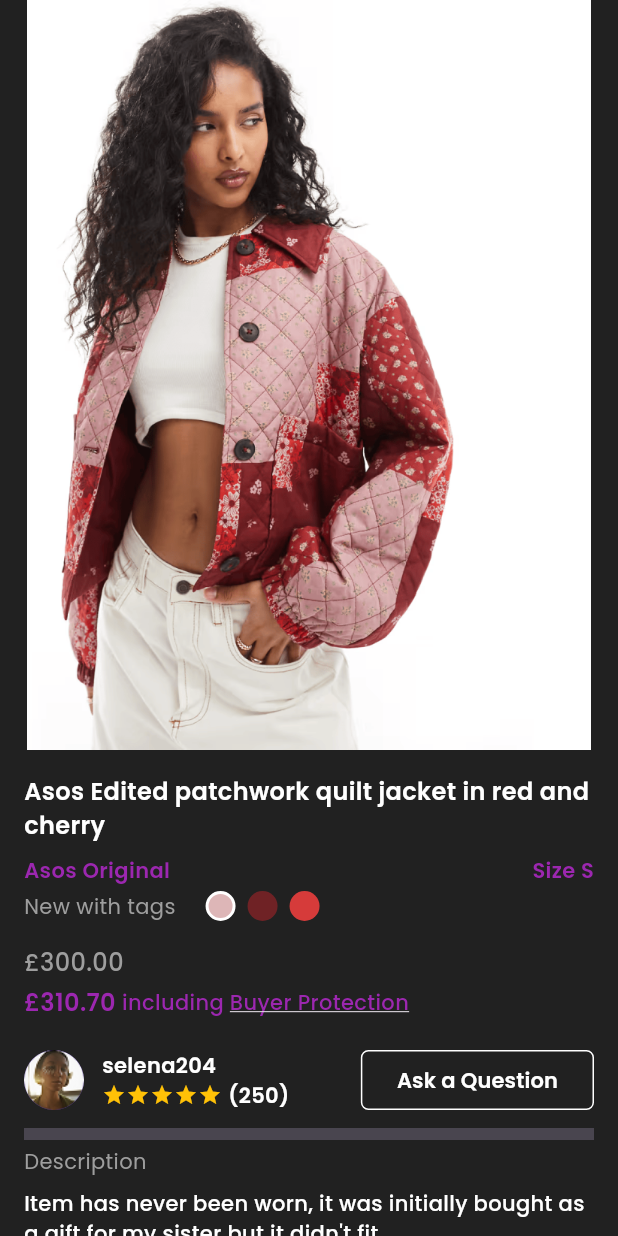
After one commit to t0yosi/test_session, a Flutter app: the ProductPage screen opened directly, on a phone screen of 412 x 824 dp. The commit adds this screen. Run offline on Flutter 3.47's test engine with Material 3 defaults, Android fonts, the phone set to English and light mode, and no system bars; drawn by our look-alikes of flutter_rating_bar; our stand-ins replace flutter_svg, google_fonts.

Commit message:
product page

```diff
--- /dev/null
+++ b/lib/screens/product_page_screen.dart
@@ -0,0 +1,341 @@
+import 'package:flutter/material.dart';
+import 'package:provider/provider.dart';
+import 'package:flutter_rating_bar/flutter_rating_bar.dart';
+import '../utils/text_styles.dart';
+import '../providers/theme_provider.dart';
+
+class ProductPage extends StatefulWidget {
+  const ProductPage({super.key});
+
+  @override
+  State<ProductPage> createState() => _ProductPageState();
+}
+
+class _ProductPageState extends State<ProductPage> {
+  final List<Color> _colors = [
+    Color(0xFFDDB6B7),
+    Color(0xFF6F2225),
+    Color(0xFFD63B3A),
+  ];
+  int _selectedIndex = 0;
+
+  @override
+  Widget build(BuildContext context) {
+    final themeProvider = Provider.of<ThemeProvider>(context);
+    final isDarkMode = themeProvider.isDarkMode;
+    return Scaffold(
+      body: SingleChildScrollView(
+        child: Column(
+          crossAxisAlignment: CrossAxisAlignment.start,
+          children: [
+            // Product Images Carousel
+            SizedBox(
+              height: 500,
+              child: PageView(
+                children: [
+                  Image.asset(
+                    'assets/jacket.png',
+                    fit: BoxFit.fitHeight,
+                  ),
+                  Image.asset(
+                    'assets/product.png',
+                    fit: BoxFit.fitHeight,
+                  ),
+                ],
+              ),
+            ),
+
+            // Product Info Section
+            Padding(
+              padding: const EdgeInsets.all(16.0),
+              child: Column(
+                crossAxisAlignment: CrossAxisAlignment.start,
+                children: [
+                  Text('Asos Edited patchwork quilt jacket in red and cherry',
+                      style: AppTextStyles.bodyLarge(context, useAvenir: true)
+                          .copyWith(
+                        color: isDarkMode ? Colors.white : Colors.black,
+                      )),
+                  const SizedBox(height: 8),
+                  Row(
+                    mainAxisAlignment: MainAxisAlignment.spaceBetween,
+                    children: [
+                      Text('Asos Original',
+                          style:
+                              AppTextStyles.bodyMedium(context, useAvenir: true)
+                                  .copyWith(color: Colors.purple)),
+                      Text('Size S',
+                          style:
+                              AppTextStyles.bodyMedium(context, useAvenir: true)
+                                  .copyWith(color: Colors.purple)),
+                    ],
+                  ),
+                  const SizedBox(height: 4),
+                  Row(
+                    children: [
+                      Text(
+                        'New with tags',
+                        style: AppTextStyles.labelBase(context, useAvenir: true)
+                            .copyWith(
+                          color: Colors.grey,
+                        ),
+                      ),
+                      const SizedBox(width: 16),
+                      Row(
+                        children: List.generate(
+                          _colors.length,
+                          (index) => GestureDetector(
+                            onTap: () {
+                              setState(() {
+                                _selectedIndex = index;
+                              });
+                            },
+                            child: Container(
+                              margin:
+                                  const EdgeInsets.symmetric(horizontal: 4.0),
+                              width: 20,
+                              height: 20,
+                              decoration: BoxDecoration(
+                                shape: BoxShape.circle,
+                                color: _colors[index],
+                                border: Border.all(
+                                  color: _selectedIndex == index
+                                      ? (isDarkMode
+                                          ? Colors.white
+                                          : Colors.black)
+                                      : Colors.transparent,
+                                  width: 2,
+                                ),
+                              ),
+                            ),
+                          ),
+                        ),
+                      ),
+                    ],
+                  ),
+                  const SizedBox(height: 16),
+                  Text('£300.00',
+                      style: AppTextStyles.bodyBase(context, useAvenir: true)
+                          .copyWith(
+                        color: Colors.grey,
+                      )),
+                  const SizedBox(height: 4),
+                  Row(children: [
+                    Text('£310.70 ',
+                        style: AppTextStyles.bodyLarge(context, useAvenir: true)
+                            .copyWith(color: Colors.purple)),
+                    Text('including ',
+                        style:
+                            AppTextStyles.labelLarge(context, useAvenir: true)
+                                .copyWith(color: Colors.purple)),
+                    Text(
+                      'Buyer Protection',
+                      style: AppTextStyles.labelLarge(context, useAvenir: true)
+                          .copyWith(
+                        color: Colors.purple,
+                        decoration: TextDecoration.underline,
+                      ),
+                    ),
+                  ]),
+
+                  const SizedBox(height: 16),
+
+                  // Seller Info
+                  Row(
+                    mainAxisAlignment: MainAxisAlignment.spaceBetween,
+                    children: [
+                      Row(
+                        children: [
+                          const CircleAvatar(
+                            radius: 20,
+                            backgroundImage: AssetImage('assets/serena_04.png'),
+                          ),
+                          const SizedBox(width: 12),
+                          Column(
+                            crossAxisAlignment: CrossAxisAlignment.start,
+                            children: [
+                              Text(
+                                'selena204',
+                                style: AppTextStyles.bodyMedium(context,
+                                        useAvenir: true)
+                                    .copyWith(
+                                        color: isDarkMode
+                                            ? Colors.white
+                                            : Colors.black),
+                              ),
+                              Row(
+                                children: [
+                                  RatingBarIndicator(
+                                    rating: 5,
+                                    itemBuilder: (context, _) => const Icon(
+                                      Icons.star,
+                                      color: Colors.amber,
+                                    ),
+                                    itemCount: 5,
+                                    itemSize: 16,
+                                  ),
+                                  const SizedBox(width: 4),
+                                  Text('(250)',
+                                      style: AppTextStyles.bodyMedium(context,
+                                              useAvenir: true)
+                                          .copyWith(
+                                              color: isDarkMode
+                                                  ? Colors.white
+                                                  : Colors.black)),
+                                ],
+                              ),
+                            ],
+                          ),
+                        ],
+                      ),
+                      OutlinedButton(
+                        onPressed: () {},
+                        style: OutlinedButton.styleFrom(
+                          side: BorderSide(
+                              color: isDarkMode ? Colors.white : Colors.black),
+                          shape: RoundedRectangleBorder(
+                            borderRadius: BorderRadius.circular(5),
+                          ),
+                        ),
+                        child: Text(
+                          'Ask a Question',
+                          style:
+                              AppTextStyles.bodyMedium(context, useAvenir: true)
+                                  .copyWith(
+                                      color: isDarkMode
+                                          ? Colors.white
+                                          : Colors.black),
+                        ),
+                      ),
+                    ],
+                  ),
+                  const SizedBox(height: 4),
+                  const Divider(thickness: 8.0),
+
+                  // Description
+                  Text('Description',
+                      style: AppTextStyles.labelBase(context, useAvenir: true)
+                          .copyWith(color: Colors.grey)),
+                  const SizedBox(height: 8),
+                  Text(
+                      'Item has never been worn, it was initially bought as a gift for my sister but it didn\'t fit.',
+                      style: AppTextStyles.labelLarge(context, useAvenir: true)
+                          .copyWith(
+                              color: isDarkMode ? Colors.white : Colors.black)),
+                  const SizedBox(height: 16),
+
+                  Table(
+                    columnWidths: const {
+                      0: FlexColumnWidth(1),
+                      1: FlexColumnWidth(2),
+                    },
+                    children: [
+                      buildDetailRow(
+                          context, 'Category', 'Jackets', isDarkMode),
+                      buildDetailRow(context, 'Brand', 'Asos', isDarkMode),
+                      buildDetailRow(context, 'Size', 'S', isDarkMode),
+                      buildDetailRow(
+                          context, 'Condition', 'New with tags', isDarkMode),
+                      buildDetailRow(context, 'Views', '240', isDarkMode),
+                      buildDetailRow(
+                          context, 'Uploaded', '1 week ago', isDarkMode),
+                    ],
+                  ),
+                  const SizedBox(height: 4),
+                  const Divider(thickness: 8.0),
+
+                  // Postage Info
+                  Row(
+                      mainAxisAlignment: MainAxisAlignment.spaceBetween,
+                      children: [
+                        Text(
+                          'Postage',
+                          style:
+                              AppTextStyles.labelBase(context, useAvenir: true)
+                                  .copyWith(
+                            color: Colors.grey,
+                          ),
+                        ),
+                        Text(
+                          'From £1.99',
+                          style:
+                              AppTextStyles.labelLarge(context, useAvenir: true)
+                                  .copyWith(
+                            color: Colors.purple,
+                          ),
+                        ),
+                      ]),
+                  const SizedBox(height: 4),
+
+                  const Divider(thickness: 8.0),
+
+                  Row(
+                    children: [
+                      // More from seller
+                      Text(
+                        'More from seller',
+                        style:
+                            AppTextStyles.labelLarge(context, useAvenir: true)
+                                .copyWith(
+                          color: isDarkMode ? Colors.white : Colors.black,
+                        ),
+                      ),
+                      const SizedBox(width: 36),
+
+                      // Similar items
+                      Text(
+                        'Similar items',
+                        style:
+                            AppTextStyles.labelLarge(context, useAvenir: true)
+                                .copyWith(
+                          color: Colors.grey,
+                        ),
+                      ),
+                    ],
+                  ),
+
+                  const SizedBox(height: 8),
+                ],
+              ),
+            ),
+          ],
+        ),
+      ),
+    );
+  }
+
+  // Reusable TableRow builder
+  TableRow buildDetailRow(
+      BuildContext context, String label, String value, bool isDarkMode) {
+    final textStyle =
+        AppTextStyles.labelLarge(context, useAvenir: true).copyWith(
+      color: isDarkMode ? Colors.white : Colors.black,
+    );
+
+    return TableRow(
+      decoration: const BoxDecoration(
+        border: Border(
+          top: BorderSide(
+            color: Colors.grey,
+            width: 1,
+          ),
+        ),
+      ),
+      children: [
+        Row(
+          mainAxisAlignment: MainAxisAlignment.spaceBetween,
+          children: [
+            Padding(
+              padding: const EdgeInsets.symmetric(vertical: 8.0),
+              child: Text(label, style: textStyle),
+            ),
+            Padding(
+              padding: const EdgeInsets.symmetric(vertical: 8.0),
+              child: Text(value, style: textStyle),
+            ),
+          ],
+        ),
+      ],
+    );
+  }
+}
--- a/lib/screens/shop_page_screen.dart
+++ b/lib/screens/shop_page_screen.dart
@@ -1,6 +1,7 @@
 import 'package:flutter/material.dart';
 import 'package:flutter_svg/flutter_svg.dart';
 import 'package:provider/provider.dart';
+import 'package:test_session/screens/product_page_screen.dart';
 import 'package:test_session/widgets/collapsible_categories.dart';
 import '../providers/theme_provider.dart';
 import '../utils/responsive.dart';
@@ -582,7 +583,14 @@ Widget _buildProductItem(
   final isDarkMode = themeProvider.isDarkMode;
   final textColor = isDarkMode ? Colors.white : Colors.black;
 
-  return Container(
+  return GestureDetector(
+      onTap: () {
+        Navigator.push(
+          context,
+          MaterialPageRoute(builder: (context) => ProductPage()),
+        );
+      },
+      child: Container(
         constraints: BoxConstraints(
           maxHeight: Responsive.isMobile(context) ? 400 : 600,
           minHeight: Responsive.isMobile(context) ? 350 : 400,
@@ -630,8 +638,8 @@ Widget _buildProductItem(
                     bottom: 8,
                     right: 8,
                     child: Container(
-                  padding:
-                      const EdgeInsets.symmetric(horizontal: 4, vertical: 2),
+                      padding: const EdgeInsets.symmetric(
+                          horizontal: 4, vertical: 2),
                       decoration: BoxDecoration(
                         color: const Color(0xFF1E1E1E),
                         borderRadius: BorderRadius.circular(3),
@@ -693,7 +701,8 @@ Widget _buildProductItem(
                             crossAxisAlignment: CrossAxisAlignment.start,
                             children: [
                               Row(
-                            mainAxisAlignment: MainAxisAlignment.spaceBetween,
+                                mainAxisAlignment:
+                                    MainAxisAlignment.spaceBetween,
                                 children: [
                                   Row(
                                     children: [
@@ -702,7 +711,8 @@ Widget _buildProductItem(
                                         style: AppTextStyles.labelLarge(context)
                                             .copyWith(
                                           color: Colors.grey,
-                                      decoration: TextDecoration.lineThrough,
+                                          decoration:
+                                              TextDecoration.lineThrough,
                                         ),
                                       ),
                                       const SizedBox(width: 4),
@@ -750,5 +760,5 @@ Widget _buildProductItem(
             ),
           ],
         ),
-  );
+      ));
 }
--- a/lib/utils/text_styles.dart
+++ b/lib/utils/text_styles.dart
@@ -21,79 +21,205 @@ class AppTextStyles {
     );
   }
 
+  /// Base Avenir Next LT Pro text style generator
+  static TextStyle avenir({
+    double? fontSize,
+    FontWeight fontWeight = FontWeight.normal,
+    Color? color,
+    double? height,
+    double? letterSpacing,
+    TextDecoration? decoration,
+  }) {
+    return GoogleFonts.getFont(
+      'Poppins',
+      fontSize: fontSize,
+      fontWeight: fontWeight,
+      color: color,
+      height: height,
+      letterSpacing: letterSpacing,
+      decoration: decoration,
+    );
+  }
+
   /// Headline - Large
-  static TextStyle headlineLarge(BuildContext context, {Color? color}) => inter(
+  static TextStyle headlineLarge(BuildContext context, {Color? color, bool useAvenir = false}) =>
+    useAvenir
+      ? avenir(
+          fontSize: 32,
+          fontWeight: FontWeight.bold,
+          color: color ?? Theme.of(context).textTheme.headlineLarge?.color,
+        )
+      : inter(
           fontSize: 32,
           fontWeight: FontWeight.bold,
           color: color ?? Theme.of(context).textTheme.headlineLarge?.color,
         );
 
   /// Headline - Medium
-  static TextStyle headlineMedium(BuildContext context, {Color? color}) =>
-      inter(
+  static TextStyle headlineMedium(BuildContext context, {Color? color, bool useAvenir = false}) =>
+    useAvenir
+      ? avenir(
+          fontSize: 24,
+          fontWeight: FontWeight.bold,
+          color: color ?? Theme.of(context).textTheme.headlineMedium?.color,
+        )
+      : inter(
           fontSize: 24,
           fontWeight: FontWeight.bold,
           color: color ?? Theme.of(context).textTheme.headlineMedium?.color,
         );
 
   /// Title - Large
-  static TextStyle titleLarge(BuildContext context, {Color? color}) => inter(
+  static TextStyle titleLarge(BuildContext context, {Color? color, bool useAvenir = false}) =>
+    useAvenir
+      ? avenir(
+          fontSize: 20,
+          fontWeight: FontWeight.w600,
+          color: color ?? Theme.of(context).textTheme.titleLarge?.color,
+        )
+      : inter(
           fontSize: 20,
           fontWeight: FontWeight.w600,
           color: color ?? Theme.of(context).textTheme.titleLarge?.color,
         );
 
   /// Title - Larger
-  static TextStyle titleLarger(BuildContext context, {Color? color}) => inter(
+  static TextStyle titleLarger(BuildContext context, {Color? color, bool useAvenir = false}) =>
+    useAvenir
+      ? avenir(
+          fontSize: 20,
+          fontWeight: FontWeight.w700,
+          color: color ?? Theme.of(context).textTheme.titleLarge?.color,
+        )
+      : inter(
           fontSize: 20,
           fontWeight: FontWeight.w700,
           color: color ?? Theme.of(context).textTheme.titleLarge?.color,
         );
 
   /// Body - Head
-  static TextStyle bodyHead(BuildContext context, {Color? color}) => inter(
+  static TextStyle bodyHead(BuildContext context, {Color? color, bool useAvenir = false}) =>
+    useAvenir
+      ? avenir(
+          fontSize: 16,
+          fontWeight: FontWeight.w700,
+          color: color ?? Theme.of(context).textTheme.bodyLarge?.color,
+        )
+      : inter(
           fontSize: 16,
           fontWeight: FontWeight.w700,
           color: color ?? Theme.of(context).textTheme.bodyLarge?.color,
         );
 
   /// Body - Large
-  static TextStyle bodyLarge(BuildContext context, {Color? color}) => inter(
+  static TextStyle bodyLarge(BuildContext context, {Color? color, bool useAvenir = false}) =>
+    useAvenir
+      ? avenir(
+          fontSize: 16,
+          fontWeight: FontWeight.w600,
+          color: color ?? Theme.of(context).textTheme.bodyLarge?.color,
+        )
+      : inter(
           fontSize: 16,
           fontWeight: FontWeight.w600,
           color: color ?? Theme.of(context).textTheme.bodyLarge?.color,
         );
 
+
+  /// Body - Base
+  static TextStyle bodyBase(BuildContext context, {Color? color, bool useAvenir = false}) =>
+    useAvenir
+      ? avenir(
+          fontSize: 16,
+          fontWeight: FontWeight.w500,
+          color: color ?? Theme.of(context).textTheme.bodyLarge?.color,
+        )
+      : inter(
+          fontSize: 16,
+          fontWeight: FontWeight.w500,
+          color: color ?? Theme.of(context).textTheme.bodyLarge?.color,
+        );
+
   /// Body - Medium
-  static TextStyle bodyMedium(BuildContext context, {Color? color}) => inter(
+  static TextStyle bodyMedium(BuildContext context, {Color? color, bool useAvenir = false}) =>
+    useAvenir
+      ? avenir(
+          fontSize: 14,
+          fontWeight: FontWeight.w600,
+          color: color ?? Theme.of(context).textTheme.bodyMedium?.color,
+        )
+      : inter(
           fontSize: 14,
           fontWeight: FontWeight.w600,
           color: color ?? Theme.of(context).textTheme.bodyMedium?.color,
         );
 
   /// Label - Large
-  static TextStyle labelLarge(BuildContext context, {Color? color}) => inter(
+  static TextStyle labelLarge(BuildContext context, {Color? color, bool useAvenir = false}) =>
+    useAvenir
+      ? avenir(
+          fontSize: 14,
+          fontWeight: FontWeight.w500,
+          color: color ?? Theme.of(context).textTheme.labelLarge?.color,
+        )
+      : inter(
           fontSize: 14,
           fontWeight: FontWeight.w500,
           color: color ?? Theme.of(context).textTheme.labelLarge?.color,
         );
 
+
+  /// Label - Base
+  static TextStyle labelBase(BuildContext context, {Color? color, bool useAvenir = false}) =>
+    useAvenir
+      ? avenir(
+          fontSize: 14,
+          fontWeight: FontWeight.w400,
+          color: color ?? Theme.of(context).textTheme.labelLarge?.color,
+        )
+      : inter(
+          fontSize: 14,
+          fontWeight: FontWeight.w400,
+          color: color ?? Theme.of(context).textTheme.labelLarge?.color,
+        );
+
   /// Label - Medium
-  static TextStyle labelMedium(BuildContext context, {Color? color}) => inter(
+  static TextStyle labelMedium(BuildContext context, {Color? color, bool useAvenir = false}) =>
+    useAvenir
+      ? avenir(
+          fontSize: 12,
+          fontWeight: FontWeight.w500,
+          color: color ?? Theme.of(context).textTheme.labelMedium?.color,
+        )
+      : inter(
           fontSize: 12,
           fontWeight: FontWeight.w500,
           color: color ?? Theme.of(context).textTheme.labelMedium?.color,
         );
 
   /// Label - Small
-  static TextStyle labelSmall(BuildContext context, {Color? color}) => inter(
+  static TextStyle labelSmall(BuildContext context, {Color? color, bool useAvenir = false}) =>
+    useAvenir
+      ? avenir(
+          fontSize: 12,
+          fontWeight: FontWeight.w400,
+          color: color ?? Theme.of(context).textTheme.labelMedium?.color,
+        )
+      : inter(
           fontSize: 12,
           fontWeight: FontWeight.w400,
           color: color ?? Theme.of(context).textTheme.labelMedium?.color,
         );
 
   /// Caption
-  static TextStyle caption(BuildContext context, {Color? color}) => inter(
+  static TextStyle caption(BuildContext context, {Color? color, bool useAvenir = false}) =>
+    useAvenir
+      ? avenir(
+          fontSize: 12,
+          fontWeight: FontWeight.normal,
+          color: color ?? Theme.of(context).textTheme.bodySmall?.color,
+        )
+      : inter(
           fontSize: 12,
           fontWeight: FontWeight.normal,
           color: color ?? Theme.of(context).textTheme.bodySmall?.color,
--- a/pubspec.yaml
+++ b/pubspec.yaml
@@ -33,6 +33,8 @@ dependencies:
   provider: ^6.0.5
   flutter_screenutil: ^5.8.4
   google_fonts: ^4.0.0
+  carousel_slider: ^4.2.1
+  flutter_rating_bar: ^4.0.1
 
 
   # The following adds the Cupertino Icons font to your application.
@@ -66,7 +68,9 @@ flutter:
   # To add assets to your application, add an assets section, like this:
   assets:
     - assets/avat.png
+    - assets/serena_04.png
     - assets/product.png
+    - assets/jacket.png
     - assets/icons/shipping.svg
     - assets/icons/check-icon.svg
     - assets/icons/clock-icon.svg
```
Also changed, not shown: assets/jacket.png (added), assets/serena_04.png (added), pubspec.lock. Lines whose indentation alone changed are shown as unchanged.
